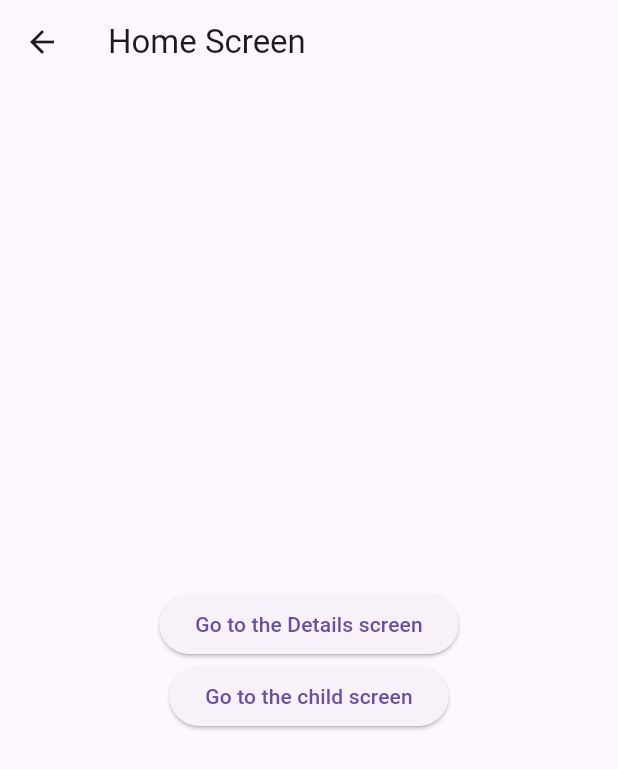
After one commit to armin1440/tree_navigation, a Flutter app: the HomeScreen screen opened directly, on a phone screen of 412 x 824 dp. The commit adds this screen. Shown: the top 769 px of the screen. Run offline on Flutter 3.47's test engine with Material 3 defaults, Android fonts, the phone set to English and light mode, and no system bars; our stand-ins replace bot_toast, get_it, go_router.

Commit message:
added go router main

```diff
--- /dev/null
+++ b/example/lib/go_router_main.dart
@@ -0,0 +1,149 @@
+// Copyright 2013 The Flutter Authors. All rights reserved.
+// Use of this source code is governed by a BSD-style license that can be
+// found in the LICENSE file.
+
+import 'package:flutter/material.dart';
+import 'package:go_router/go_router.dart';
+
+/// This sample app shows an app with two screens.
+///
+/// The first route '/' is mapped to [HomeScreen], and the second route
+/// '/details' is mapped to [DetailsScreen].
+///
+/// The buttons use context.go() to navigate to each destination. On mobile
+/// devices, each destination is deep-linkable and on the web, can be navigated
+/// to using the address bar.
+void main() => runApp(const MyApp());
+
+/// The route configuration.
+final GoRouter _router = GoRouter(
+  routes: <RouteBase>[
+    GoRoute(
+      path: '/',
+      builder: (BuildContext context, GoRouterState state) {
+        return const HomeScreen();
+      },
+      routes: <RouteBase>[
+        GoRoute(
+          path: 'details',
+          builder: (BuildContext context, GoRouterState state) {
+            return const DetailsScreen();
+          },
+        ),
+      ],
+    ),
+    ShellRoute(
+      pageBuilder: (_, __, child) {
+        return NoTransitionPage(
+          child: WrapperScreen(
+            child: child,
+          ),
+        );
+      },
+      routes: [
+        GoRoute(
+          path: '/child',
+          name: 'child',
+          pageBuilder: (_, __){
+            return const NoTransitionPage(child: ChildScreen());
+          }
+        )
+      ],
+    )
+  ],
+);
+
+/// The main app.
+class MyApp extends StatelessWidget {
+  /// Constructs a [MyApp]
+  const MyApp({super.key});
+
+  @override
+  Widget build(BuildContext context) {
+    return MaterialApp.router(
+      routerConfig: _router,
+    );
+  }
+}
+
+/// The home screen
+class HomeScreen extends StatelessWidget {
+  /// Constructs a [HomeScreen]
+  const HomeScreen({super.key});
+
+  @override
+  Widget build(BuildContext context) {
+    return Scaffold(
+      appBar: AppBar(title: const Text('Home Screen')),
+      body: Center(
+        child: Column(
+          mainAxisAlignment: MainAxisAlignment.center,
+          children: [
+            ElevatedButton(
+              onPressed: () => context.go('/details'),
+              child: const Text('Go to the Details screen'),
+            ),
+            ElevatedButton(
+              onPressed: () => context.go('/child'),
+              child: const Text('Go to the child screen'),
+            ),
+          ],
+        ),
+      ),
+    );
+  }
+}
+
+/// The details screen
+class DetailsScreen extends StatelessWidget {
+  /// Constructs a [DetailsScreen]
+  const DetailsScreen({super.key});
+
+  @override
+  Widget build(BuildContext context) {
+    return Scaffold(
+      appBar: AppBar(title: const Text('Details Screen')),
+      body: Center(
+        child: ElevatedButton(
+          onPressed: () => context.go('/'),
+          child: const Text('Go back to the Home screen'),
+        ),
+      ),
+    );
+  }
+}
+
+class WrapperScreen extends StatelessWidget {
+  /// Constructs a [DetailsScreen]
+  const WrapperScreen({super.key, required this.child});
+
+  final Widget child;
+
+  @override
+  Widget build(BuildContext context) {
+    return Scaffold(
+      appBar: AppBar(title: const Text('Wrapper Screen')),
+      body: Center(
+        child: child,
+      ),
+    );
+  }
+}
+
+class ChildScreen extends StatelessWidget {
+  /// Constructs a [DetailsScreen]
+  const ChildScreen({super.key});
+
+  @override
+  Widget build(BuildContext context) {
+    return Scaffold(
+      appBar: AppBar(title: const Text('Child Screen')),
+      body: Center(
+        child: ElevatedButton(
+          onPressed: () => context.go('/'),
+          child: const Text('Go back to the Home screen'),
+        ),
+      ),
+    );
+  }
+}
--- a/example/lib/main.dart
+++ b/example/lib/main.dart
@@ -23,7 +23,7 @@
   initState() {
     super.initState();
     TreeNavigation.init(
-      useNavigationOne: false,
+      useNavigationOne: true,
       globalKeyList: [topKey, shellKey],
       routeInfoList: Routes.allRoutes,
       routeTreeDefaultPageBuilder: (_, state, child, routeName) => MyCustomTransitionPage(
```
Also changed, not shown: example/pubspec.lock, 3 other files.
